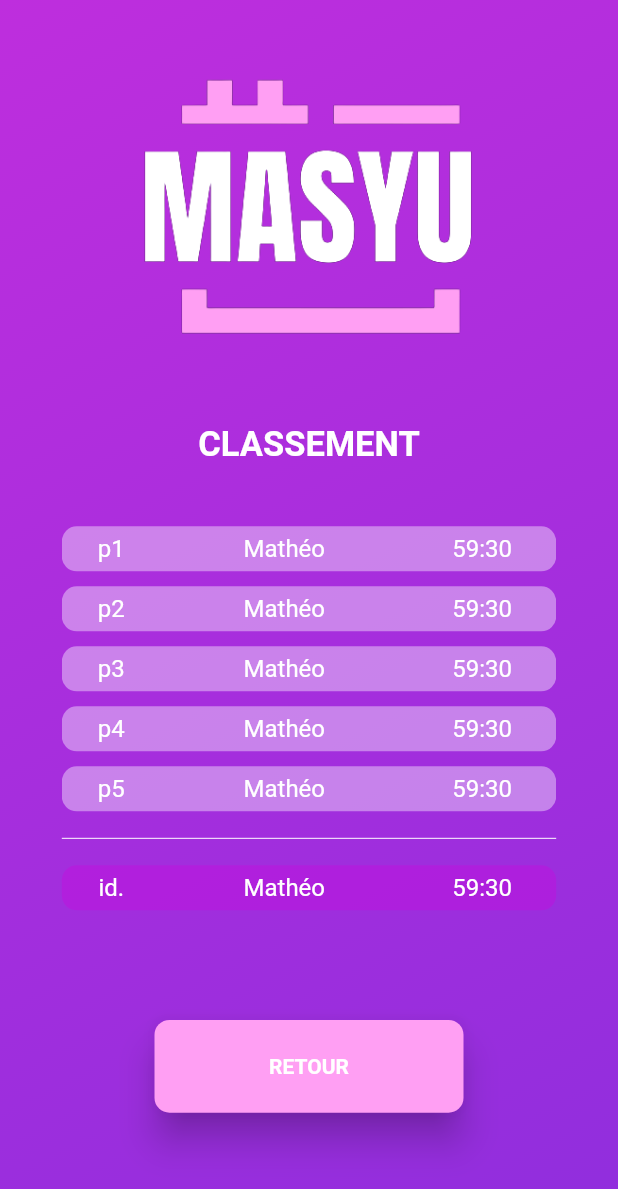
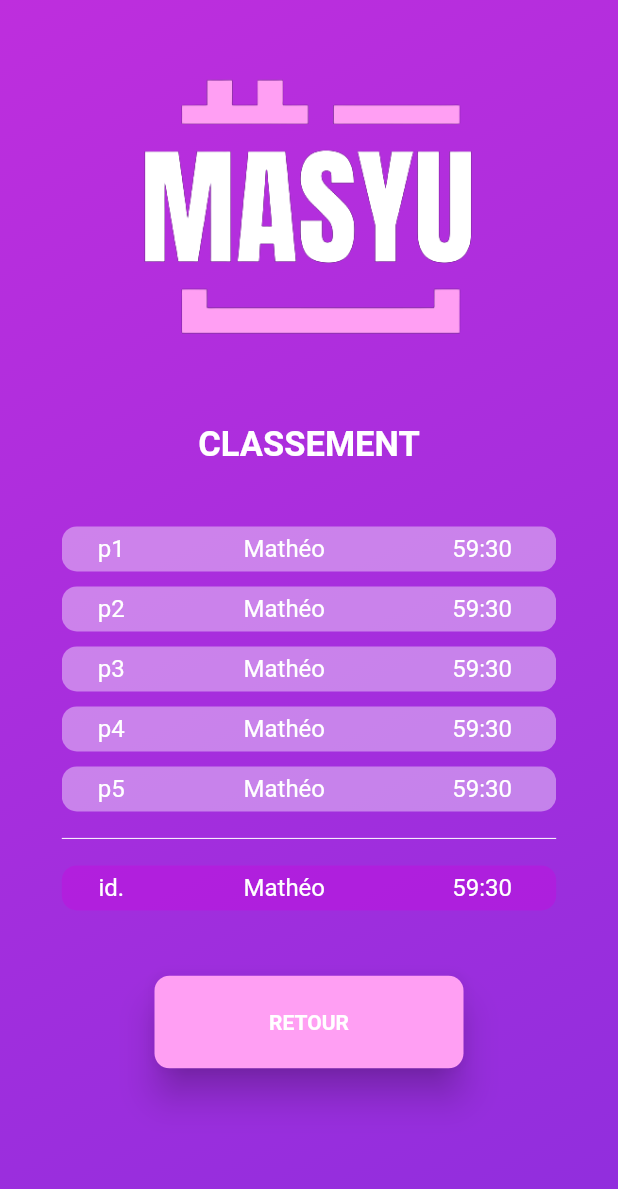
Before and after one commit to rob1juan/masyu_game, a Flutter app: the classement_page screen opened directly with empty values, on a phone screen of 412 x 824 dp. Shown: the top 1189 px of the screen. Run offline on Flutter 3.47's test engine with Material 2 defaults, Android fonts, the phone set to English and light mode, and no system bars; our stand-ins replace carousel_slider, fluttertoast, sqflite; missing offline and left inert: clipboard; accounts and stored records are empty.

Commit message:
Update Branch

```diff
--- a/lib/pages/classement_page.dart
+++ b/lib/pages/classement_page.dart
@@ -42,13 +42,15 @@ class classement_page extends StatelessWidget {
           SizedBox(
             height: MediaQuery.of(context).size.height * 0.07,
           ),
-          const Text(
+          const Expanded(
+            flex: 1,
+            child: Text(
               "CLASSEMENT",
               style: TextStyle(
-                fontSize: 23, color: Colors.white, fontWeight: FontWeight.w600),
+                  fontSize: 23,
+                  color: Colors.white,
+                  fontWeight: FontWeight.w600),
             ),
-          SizedBox(
-            height: MediaQuery.of(context).size.height * 0.05,
           ),
           Container(
             height: 200,
@@ -57,8 +59,7 @@ class classement_page extends StatelessWidget {
               behavior:
                   ScrollConfiguration.of(context).copyWith(scrollbars: false),
               child: ListView.builder(
-                    itemCount:
-                        players.length, // nombre d'éléments dans la liste
+                  itemCount: players.length, // nombre d'éléments dans la liste
                   itemBuilder: (context, index) => Column(children: [
                         Container(
                             height: 30,
@@ -95,13 +96,15 @@ class classement_page extends StatelessWidget {
                         const SizedBox(
                           height: 10,
                         ),
-                        ]))),
+                      ])),
             ),
-          Container(
+          ),
+          Expanded(
+              flex: 3,
+              child: Container(
                 width: MediaQuery.of(context).size.width * 0.8,
-            height: MediaQuery.of(context).size.height - 560,
                 child: footer(context),
-          )
+              )),
         ], false),
       ),
     );
@@ -163,15 +166,19 @@ class classement_page extends StatelessWidget {
                 )),
           ]),
         ),
-        const Expanded(flex: 1, child: SizedBox()),
+        const Spacer(
+          flex: 1,
+        ),
         ElevatedButton(
           onPressed: () {
             Navigator.pop(context);
           },
+          style: SecondaryButton(context),
           child: const Text('RETOUR'),
-          style: SecondaryButton(context),
         ),
-        const Expanded(flex: 1, child: SizedBox()),
+        const Spacer(
+          flex: 1,
+        ),
       ],
     );
   }
```
Lines whose indentation alone changed are shown as unchanged.
